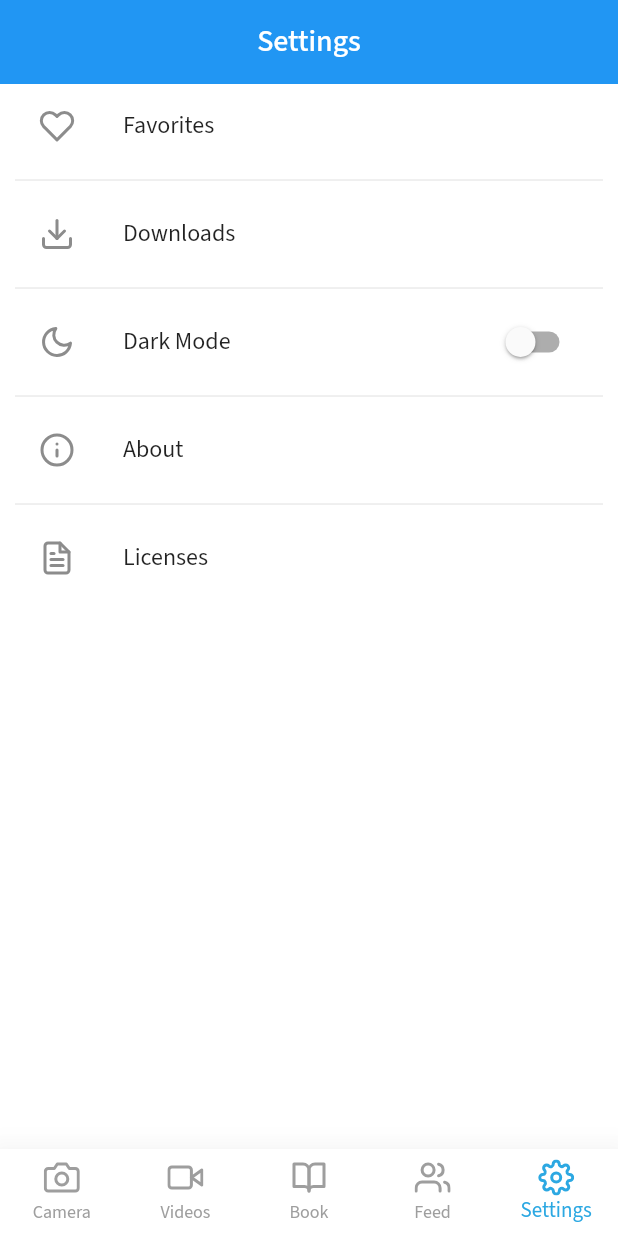
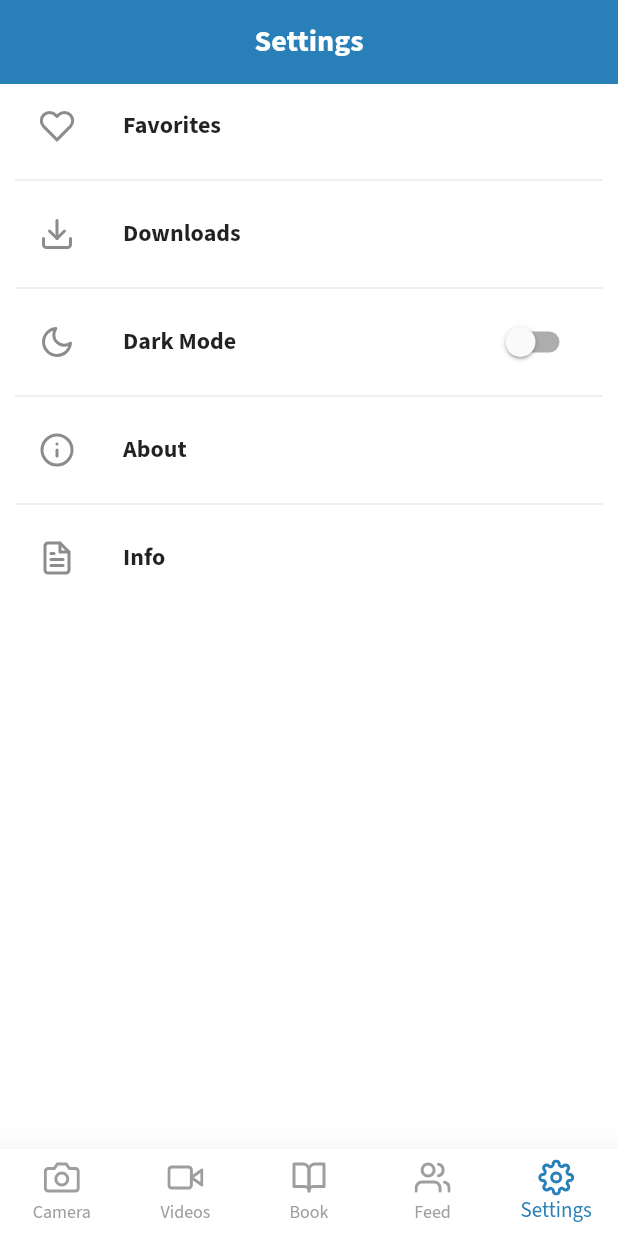
Before and after one commit to nguyenhoang2001/SOLUTION_CHALLENGE_2022, a Flutter app: the screen it shows after launch, swiped to page 5, on a phone screen of 412 x 824 dp. Run offline on Flutter 3.47's test engine with Material 2 defaults, Android fonts, the phone set to English and light mode, and no system bars; our stand-ins replace cached_network_image, dio, flutter_icons, flutter_spinkit, fluttertoast, google_fonts and 3 more; missing offline and left inert: epub_viewer, objectdb, xml2json; network calls fail.

Commit message:
Adding method to sort book and changing the widget decoration

```diff
--- a/lib/theme/theme_config.dart
+++ b/lib/theme/theme_config.dart
@@ -3,7 +3,7 @@ import 'package:flutter/material.dart';
 class ThemeConfig {
   static Color lightPrimary = Colors.white;
   static Color darkPrimary = Color(0xff1f1f1f);
-  static Color lightAccent = Color(0xff2ca8e2);
+  static Color lightAccent = Color(0xff2980b9);
   static Color darkAccent = Color(0xff2ca8e2);
   static Color lightBG = Colors.white;
   static Color darkBG = Color(0xff121212);
@@ -16,6 +16,7 @@ class ThemeConfig {
     scaffoldBackgroundColor: lightBG,
     appBarTheme: AppBarTheme(
       elevation: 0.0,
+      color: lightAccent,
     ),
   );
 
--- a/lib/views/favorites/favorites.dart
+++ b/lib/views/favorites/favorites.dart
@@ -43,6 +43,9 @@ class _FavoritesState extends State<Favorites> {
             centerTitle: true,
             title: Text(
               'Favorites',
+              style: TextStyle(
+                fontWeight: FontWeight.bold,
+              ),
             ),
           ),
           body: favoritesProvider.posts.isEmpty
--- a/lib/views/genre/genre.dart
+++ b/lib/views/genre/genre.dart
@@ -38,7 +38,11 @@ class _GenreState extends State<Genre> {
         return Scaffold(
           appBar: AppBar(
             centerTitle: true,
-            title: Text('${widget.title}'),
+            title: Text('${widget.title}',
+              style: TextStyle(
+                fontWeight: FontWeight.bold,
+              ),
+            ),
           ),
           body: _buildBody(provider),
         );
--- a/lib/views/settings/settings.dart
+++ b/lib/views/settings/settings.dart
@@ -1,3 +1,5 @@
+import 'dart:ui';
+
 import 'package:flutter/material.dart';
 import 'package:solution_challenge_2022/theme/theme_config.dart';
 import 'package:solution_challenge_2022/util/router.dart';
@@ -6,6 +8,7 @@ import 'package:solution_challenge_2022/views/downloads/downloads.dart';
 import 'package:solution_challenge_2022/views/favorites/favorites.dart';
 import 'package:flutter_icons/flutter_icons.dart';
 import 'package:provider/provider.dart';
+import 'package:solution_challenge_2022/views/userInfo/UserInfo.dart';
 
 class Profile extends StatefulWidget {
   @override
@@ -41,8 +44,8 @@ class _ProfileState extends State<Profile> {
       },
       {
         'icon': Feather.file_text,
-        'title': 'Licenses',
-        'function': () => _pushPageDialog(LicensePage()),
+        'title': 'Info',
+        'function': () => _pushPage(UserInfo()),
       },
     ];
   }
@@ -59,6 +62,9 @@ class _ProfileState extends State<Profile> {
         centerTitle: true,
         title: Text(
           'Settings',
+          style: TextStyle(
+            fontWeight: FontWeight.bold
+          ),
         ),
       ),
       body: ListView.separated(
@@ -78,6 +84,9 @@ class _ProfileState extends State<Profile> {
             ),
             title: Text(
               items[index]['title'],
+              style: TextStyle(
+                fontWeight: FontWeight.bold,
+              ),
             ),
           );
         },
@@ -95,6 +104,9 @@ class _ProfileState extends State<Profile> {
       ),
       title: Text(
         item['title'],
+        style: TextStyle(
+          fontWeight: FontWeight.bold,
+        ),
       ),
       value: Provider.of<AppProvider>(context).theme == ThemeConfig.lightTheme
           ? false
@@ -128,7 +140,7 @@ class _ProfileState extends State<Profile> {
             'About',
           ),
           content: Text(
-            'Simple eBook app by JideGuru',
+            'Designed by hooray',
           ),
           actions: <Widget>[
             FlatButton(
```
Also changed, not shown: lib/views/downloads/downloads.dart (+6 -1 lines), lib/views/home/home.dart (+25 -8 lines), lib/views/userInfo/UserInfo.dart (+34 -1 lines).
